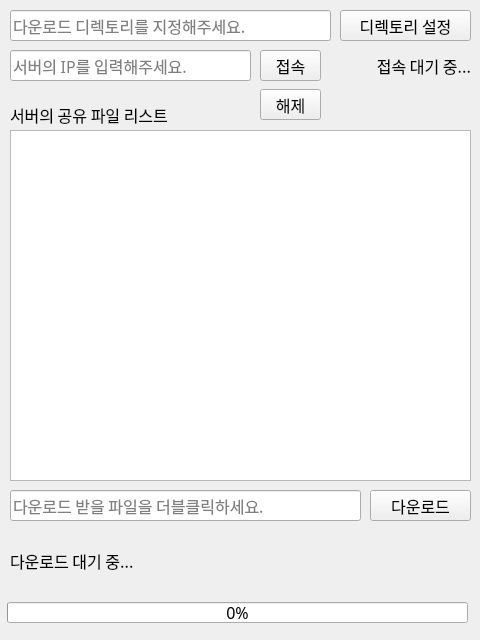
First picture: the form in Client/design.ui, repository IVIuho/Networt-DB-Project, before the edit.
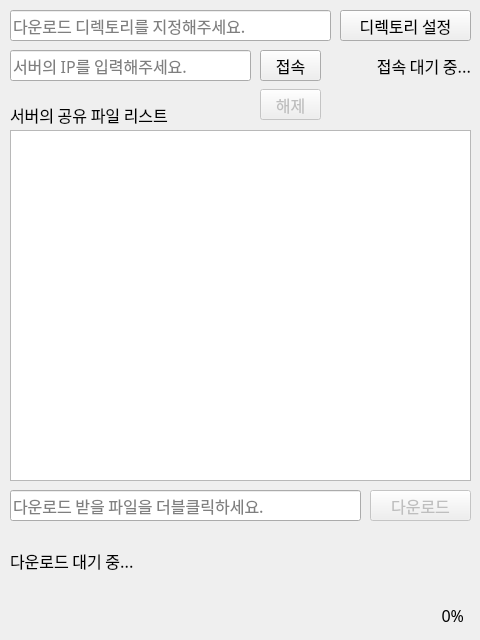
Second picture: the form after the edit.

Diff of the .ui file:
```diff
--- a/Client/design.ui
+++ b/Client/design.ui
@@ -129,6 +129,9 @@
     </property>
    </widget>
    <widget class="QPushButton" name="btn_download">
+    <property name="enabled">
+     <bool>false</bool>
+    </property>
     <property name="geometry">
      <rect>
       <x>370</x>
@@ -263,7 +266,7 @@
    </widget>
    <widget class="QPushButton" name="btn_disconnect">
     <property name="enabled">
-     <bool>true</bool>
+     <bool>false</bool>
     </property>
     <property name="geometry">
      <rect>
@@ -280,26 +283,20 @@
      <bool>false</bool>
     </property>
    </widget>
-   <widget class="QProgressBar" name="bar_progress">
+   <widget class="QLabel" name="label_progress">
     <property name="geometry">
      <rect>
-      <x>7</x>
-      <y>602</y>
-      <width>461</width>
-      <height>21</height>
+      <x>13</x>
+      <y>600</y>
+      <width>451</width>
+      <height>31</height>
      </rect>
     </property>
-    <property name="value">
-     <number>0</number>
+    <property name="text">
+     <string>0%</string>
     </property>
-    <property name="orientation">
-     <enum>Qt::Horizontal</enum>
-    </property>
-    <property name="textDirection">
-     <enum>QProgressBar::TopToBottom</enum>
-    </property>
-    <property name="format">
-     <string>%p%</string>
+    <property name="alignment">
+     <set>Qt::AlignRight|Qt::AlignTrailing|Qt::AlignVCenter</set>
     </property>
    </widget>
   </widget>
```
